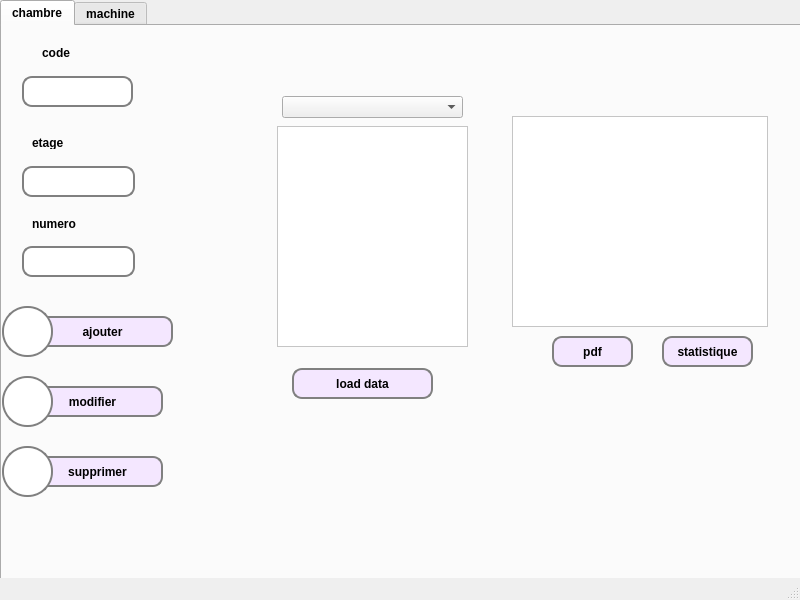
First picture: the form in mainwindow.ui, repository dorra-kallel/c-e-health-application, before the edit.
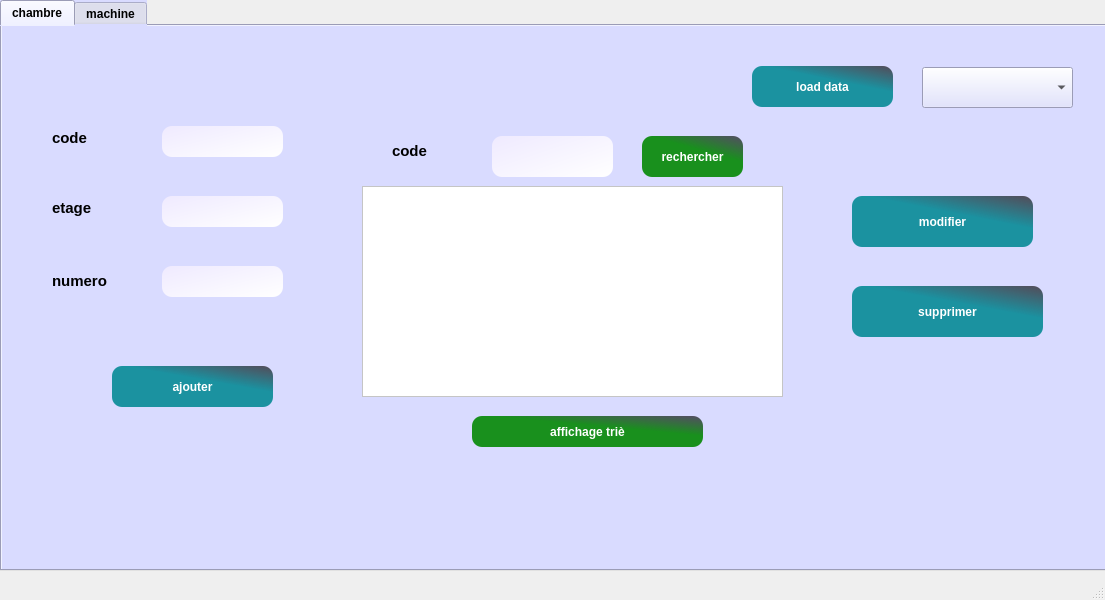
Second picture: the form after the edit. The open tabs and pages were chosen to show the change. Icons and pictures are not drawn.

What changed in the file:
```diff
--- a/mainwindow.ui
+++ b/mainwindow.ui
@@ -6,7 +6,7 @@
    <rect>
     <x>0</x>
     <y>0</y>
-    <width>800</width>
+    <width>1105</width>
     <height>600</height>
    </rect>
   </property>
@@ -22,8 +22,8 @@
      <rect>
       <x>0</x>
       <y>0</y>
-      <width>871</width>
-      <height>581</height>
+      <width>1131</width>
+      <height>571</height>
      </rect>
     </property>
     <property name="font">
@@ -34,13 +34,9 @@
      </font>
     </property>
     <property name="styleSheet">
-     <string notr="true">background-image: url(:/new/prefix1/siwaaaar.jpg);
-QPushButton{
-border: 2px solid gray;
-border-radius: 10px;
+     <string notr="true">background-color: rgb(217, 219, 255);
 
-background: white;
-}</string>
+</string>
     </property>
     <property name="currentIndex">
      <number>1</number>
@@ -58,64 +54,55 @@
      <widget class="QLineEdit" name="lineEdit_6">
       <property name="geometry">
        <rect>
-        <x>20</x>
-        <y>50</y>
-        <width>111</width>
+        <x>160</x>
+        <y>100</y>
+        <width>121</width>
         <height>31</height>
        </rect>
       </property>
       <property name="styleSheet">
-       <string notr="true">QLineEdit{
-border: 2px solid gray;
-border-radius: 10px;
-padding: 0 8px;
-background: white;
-}</string>
+       <string notr="true">border-radius: 10px;
+background-color: qlineargradient(spread:pad, x1:0, y1:0, x2:1, y2:1, stop:0 rgba(239, 234, 255, 255), stop:1 rgba(255, 255, 255, 255));
+</string>
       </property>
      </widget>
      <widget class="QLineEdit" name="lineEdit_7">
       <property name="geometry">
        <rect>
-        <x>20</x>
-        <y>140</y>
-        <width>113</width>
+        <x>160</x>
+        <y>170</y>
+        <width>121</width>
         <height>31</height>
        </rect>
       </property>
       <property name="styleSheet">
-       <string notr="true">QLineEdit{
-border: 2px solid gray;
-border-radius: 10px;
-padding: 0 8px;
-background: white;
-}</string>
+       <string notr="true">border-radius: 10px;
+background-color: qlineargradient(spread:pad, x1:0, y1:0, x2:1, y2:1, stop:0 rgba(239, 234, 255, 255), stop:1 rgba(255, 255, 255, 255));
+</string>
       </property>
      </widget>
      <widget class="QLineEdit" name="lineEdit_8">
       <property name="geometry">
        <rect>
-        <x>20</x>
-        <y>220</y>
-        <width>113</width>
+        <x>160</x>
+        <y>240</y>
+        <width>121</width>
         <height>31</height>
        </rect>
       </property>
       <property name="styleSheet">
-       <string notr="true">QLineEdit{
-border: 2px solid gray;
-border-radius: 10px;
-padding: 0 8px;
-background: white;
-}</string>
+       <string notr="true">border-radius: 10px;
+background-color: qlineargradient(spread:pad, x1:0, y1:0, x2:1, y2:1, stop:0 rgba(239, 234, 255, 255), stop:1 rgba(255, 255, 255, 255));
+</string>
       </property>
      </widget>
      <widget class="QLabel" name="label_7">
       <property name="geometry">
        <rect>
-        <x>30</x>
-        <y>110</y>
-        <width>47</width>
-        <height>13</height>
+        <x>50</x>
+        <y>172</y>
+        <width>71</width>
+        <height>21</height>
        </rect>
       </property>
       <property name="font">
@@ -133,16 +120,16 @@
 alternate-background-color: rgb(195, 165, 255);</string>
       </property>
       <property name="text">
-       <string>etage</string>
+       <string>&lt;html&gt;&lt;head/&gt;&lt;body&gt;&lt;p&gt;&lt;span style=&quot; font-size:11pt;&quot;&gt;etage&lt;/span&gt;&lt;/p&gt;&lt;/body&gt;&lt;/html&gt;</string>
       </property>
      </widget>
      <widget class="QLabel" name="label_8">
       <property name="geometry">
        <rect>
-        <x>30</x>
-        <y>190</y>
-        <width>51</width>
-        <height>16</height>
+        <x>50</x>
+        <y>240</y>
+        <width>101</width>
+        <height>31</height>
        </rect>
       </property>
       <property name="font">
@@ -153,16 +140,16 @@
        </font>
       </property>
       <property name="text">
-       <string>numero</string>
+       <string>&lt;html&gt;&lt;head/&gt;&lt;body&gt;&lt;p&gt;&lt;span style=&quot; font-size:11pt;&quot;&gt;numero&lt;/span&gt;&lt;/p&gt;&lt;/body&gt;&lt;/html&gt;</string>
       </property>
      </widget>
      <widget class="QPushButton" name="pushButton_4">
       <property name="geometry">
        <rect>
-        <x>30</x>
-        <y>290</y>
-        <width>141</width>
-        <height>31</height>
+        <x>110</x>
+        <y>340</y>
+        <width>161</width>
+        <height>41</height>
        </rect>
       </property>
       <property name="font">
@@ -173,14 +160,24 @@
        </font>
       </property>
       <property name="styleSheet">
-       <string notr="true">QPushButton{
-	background-color: rgb(244, 231, 255);
-	border-left-color: rgb(240, 255, 246);
-border: 2px solid gray;
-border-radius: 10px;
-padding: 0 8px;
-background:#f4e7ff;
-}</string>
+       <string notr="true">QPushButton
+{
+  
+  border-radius: 10px;
+
+background-color: qlineargradient(spread:pad, x1:0.613065, y1:0.511, x2:0.969, y2:0, stop:0.18593 rgba(2, 136, 148, 226), stop:0.959799 rgba(0, 0, 0, 161));
+	
+color:rgb(255, 255, 255);
+
+}
+
+QPushButton:hover,QPushButton:hover
+{
+    border: 4px solid QLinearGradient( x1: 2, y1: 2, x2: 2, y2: 3, stop: 0 #08E8DE , stop: 3 #d7801a);
+}
+
+
+</string>
       </property>
       <property name="text">
        <string>ajouter</string>
@@ -189,10 +186,10 @@
      <widget class="QPushButton" name="pushButton_5">
       <property name="geometry">
        <rect>
-        <x>20</x>
-        <y>360</y>
-        <width>141</width>
-        <height>31</height>
+        <x>850</x>
+        <y>170</y>
+        <width>181</width>
+        <height>51</height>
        </rect>
       </property>
       <property name="font">
@@ -203,12 +200,24 @@
        </font>
       </property>
       <property name="styleSheet">
-       <string notr="true">QPushButton{
-border: 2px solid gray;
-border-radius: 10px;
-padding: 0 8px;
-background: #f4e7ff;
-}</string>
+       <string notr="true">QPushButton
+{
+  
+  border-radius: 10px;
+
+background-color: qlineargradient(spread:pad, x1:0.613065, y1:0.511, x2:0.969, y2:0, stop:0.18593 rgba(2, 136, 148, 226), stop:0.959799 rgba(0, 0, 0, 161));
+	
+color:rgb(255, 255, 255);
+
+}
+
+QPushButton:hover,QPushButton:hover
+{
+    border: 4px solid QLinearGradient( x1: 2, y1: 2, x2: 2, y2: 3, stop: 0 #08E8DE , stop: 3 #d7801a);
+}
+
+
+</string>
       </property>
       <property name="text">
        <string>modifier</string>
@@ -217,10 +226,10 @@
      <widget class="QPushButton" name="pushButton_6">
       <property name="geometry">
        <rect>
-        <x>30</x>
-        <y>430</y>
-        <width>131</width>
-        <height>31</height>
+        <x>850</x>
+        <y>260</y>
+        <width>191</width>
+        <height>51</height>
        </rect>
       </property>
       <property name="font">
@@ -231,12 +240,24 @@
        </font>
       </property>
       <property name="styleSheet">
-       <string notr="true">QPushButton{
-border: 2px solid gray;
-border-radius: 10px;
-padding: 0 8px;
-background: #f4e7ff;
-}</string>
+       <string notr="true">QPushButton
+{
+  
+  border-radius: 10px;
+
+background-color: qlineargradient(spread:pad, x1:0.613065, y1:0.511, x2:0.969, y2:0, stop:0.18593 rgba(2, 136, 148, 226), stop:0.959799 rgba(0, 0, 0, 161));
+	
+color:rgb(255, 255, 255);
+
+}
+
+QPushButton:hover,QPushButton:hover
+{
+    border: 4px solid QLinearGradient( x1: 2, y1: 2, x2: 2, y2: 3, stop: 0 #08E8DE , stop: 3 #d7801a);
+}
+
+
+</string>
       </property>
       <property name="text">
        <string>supprimer</string>
@@ -245,9 +266,9 @@
      <widget class="QTableView" name="tabchambre">
       <property name="geometry">
        <rect>
-        <x>510</x>
-        <y>90</y>
-        <width>256</width>
+        <x>360</x>
+        <y>160</y>
+        <width>421</width>
         <height>211</height>
        </rect>
       </property>
@@ -261,10 +282,10 @@
      <widget class="QLabel" name="label_6">
       <property name="geometry">
        <rect>
-        <x>40</x>
-        <y>20</y>
-        <width>47</width>
-        <height>13</height>
+        <x>50</x>
+        <y>102</y>
+        <width>61</width>
+        <height>21</height>
        </rect>
       </property>
       <property name="font">
@@ -275,129 +296,16 @@
        </font>
       </property>
       <property name="text">
-       <string>code</string>
-      </property>
-     </widget>
-     <widget class="QPushButton" name="pushButton_7">
-      <property name="geometry">
-       <rect>
-        <x>0</x>
-        <y>280</y>
-        <width>51</width>
-        <height>51</height>
-       </rect>
-      </property>
-      <property name="styleSheet">
-       <string notr="true">QPushButton{
-background:white;
-border-radius:25px;
-border: 2px solid gray;
-
-
-
-      
-}
-</string>
-      </property>
-      <property name="text">
-       <string/>
-      </property>
-      <property name="icon">
-       <iconset>
-        <normaloff>../dm1khhhhh.png</normaloff>../dm1khhhhh.png</iconset>
-      </property>
-      <property name="iconSize">
-       <size>
-        <width>64</width>
-        <height>16</height>
-       </size>
-      </property>
-     </widget>
-     <widget class="QPushButton" name="pushButton_8">
-      <property name="geometry">
-       <rect>
-        <x>0</x>
-        <y>350</y>
-        <width>51</width>
-        <height>51</height>
-       </rect>
-      </property>
-      <property name="styleSheet">
-       <string notr="true">QPushButton{
-background:white;
-border-radius:25px;
-border: 2px solid gray;
-
-
-
-      
-}
-</string>
-      </property>
-      <property name="text">
-       <string/>
-      </property>
-     </widget>
-     <widget class="QPushButton" name="pushButton_9">
-      <property name="geometry">
-       <rect>
-        <x>0</x>
-        <y>420</y>
-        <width>51</width>
-        <height>51</height>
-       </rect>
-      </property>
-      <property name="styleSheet">
-       <string notr="true">QPushButton{
-background:white;
-border-radius:25px;
-border: 2px solid gray;
-
-
-
-      
-}
-</string>
-      </property>
-      <property name="text">
-       <string/>
-      </property>
-     </widget>
-     <widget class="QPushButton" name="pushButton_10">
-      <property name="geometry">
-       <rect>
-        <x>550</x>
-        <y>310</y>
-        <width>81</width>
-        <height>31</height>
-       </rect>
-      </property>
-      <property name="font">
-       <font>
-        <family>Tahoma</family>
-        <weight>75</weight>
-        <bold>true</bold>
-       </font>
-      </property>
-      <property name="styleSheet">
-       <string notr="true">QPushButton{
-border: 2px solid gray;
-border-radius: 10px;
-padding: 0 8px;
-background: #f4e7ff;
-}</string>
-      </property>
-      <property name="text">
-       <string>pdf</string>
+       <string>&lt;html&gt;&lt;head/&gt;&lt;body&gt;&lt;p&gt;&lt;span style=&quot; font-size:11pt;&quot;&gt;code&lt;/span&gt;&lt;/p&gt;&lt;/body&gt;&lt;/html&gt;</string>
       </property>
      </widget>
      <widget class="QPushButton" name="pushButton_11">
       <property name="geometry">
        <rect>
-        <x>660</x>
-        <y>310</y>
-        <width>91</width>
-        <height>31</height>
+        <x>640</x>
+        <y>110</y>
+        <width>101</width>
+        <height>41</height>
        </rect>
       </property>
       <property name="font">
@@ -408,24 +316,41 @@
        </font>
       </property>
       <property name="styleSheet">
-       <string notr="true">QPushButton{
-border: 2px solid gray;
-border-radius: 10px;
-padding: 0 8px;
-background: #f4e7ff;
-}</string>
+       <string notr="true">
+QPushButton
+{
+  
+  border-radius: 10px;
+
+
+background-color: qlineargradient(spread:pad, x1:0.613065, y1:0.511, x2:0.969, y2:0, stop:0.18593 rgba(0, 134, 0, 226), stop:0.959799 rgba(0, 0, 0, 161));
+
+
+
+color: rgb(255, 255, 255);
+
+}
+
+QPushButton:hover,QPushButton:hover
+{
+    border: 5px solid QLinearGradient( x1: 2, y1: 2, x2: 2, y2: 3, stop: 0 #CCFF00 , stop: 3 #d7801a);
+}
+
+
+
+</string>
       </property>
       <property name="text">
-       <string>statistique</string>
+       <string>rechercher</string>
       </property>
      </widget>
      <widget class="QComboBox" name="comboBox_2">
       <property name="geometry">
        <rect>
-        <x>280</x>
-        <y>70</y>
-        <width>181</width>
-        <height>22</height>
+        <x>920</x>
+        <y>41</y>
+        <width>151</width>
+        <height>41</height>
        </rect>
       </property>
       <property name="styleSheet">
@@ -439,10 +364,10 @@
      <widget class="QPushButton" name="pushButton_13">
       <property name="geometry">
        <rect>
-        <x>290</x>
-        <y>342</y>
+        <x>750</x>
+        <y>40</y>
         <width>141</width>
-        <height>31</height>
+        <height>41</height>
        </rect>
       </property>
       <property name="font">
@@ -453,33 +378,107 @@
        </font>
       </property>
       <property name="styleSheet">
-       <string notr="true">QPushButton{
-	background-color: rgb(244, 231, 255);
-	border-left-color: rgb(240, 255, 246);
-border: 2px solid gray;
-border-radius: 10px;
-padding: 0 8px;
-background:#f4e7ff;
-}</string>
+       <string notr="true">QPushButton
+{
+  
+  border-radius: 10px;
+
+background-color: qlineargradient(spread:pad, x1:0.613065, y1:0.511, x2:0.969, y2:0, stop:0.18593 rgba(2, 136, 148, 226), stop:0.959799 rgba(0, 0, 0, 161));
+	
+color:rgb(255, 255, 255);
+
+}
+
+QPushButton:hover,QPushButton:hover
+{
+    border: 4px solid QLinearGradient( x1: 2, y1: 2, x2: 2, y2: 3, stop: 0 #08E8DE , stop: 3 #d7801a);
+}
+
+
+</string>
       </property>
       <property name="text">
        <string>load data</string>
       </property>
      </widget>
-     <widget class="QListView" name="listView">
+     <widget class="QLineEdit" name="lineEdit_5">
       <property name="geometry">
        <rect>
-        <x>275</x>
-        <y>100</y>
-        <width>191</width>
-        <height>221</height>
+        <x>490</x>
+        <y>110</y>
+        <width>121</width>
+        <height>41</height>
        </rect>
       </property>
       <property name="styleSheet">
-       <string notr="true">QListView{
-background:white;
+       <string notr="true">border-radius: 10px;
+background-color: qlineargradient(spread:pad, x1:0, y1:0, x2:1, y2:1, stop:0 rgba(239, 234, 255, 255), stop:1 rgba(255, 255, 255, 255));
+</string>
+      </property>
+     </widget>
+     <widget class="QPushButton" name="pushButton_7">
+      <property name="geometry">
+       <rect>
+        <x>470</x>
+        <y>390</y>
+        <width>231</width>
+        <height>31</height>
+       </rect>
+      </property>
+      <property name="font">
+       <font>
+        <family>Tahoma</family>
+        <weight>75</weight>
+        <bold>true</bold>
+       </font>
+      </property>
+      <property name="styleSheet">
+       <string notr="true">
+QPushButton
+{
+  
+  border-radius: 10px;
 
-}</string>
+
+background-color: qlineargradient(spread:pad, x1:0.613065, y1:0.511, x2:0.969, y2:0, stop:0.18593 rgba(0, 134, 0, 226), stop:0.959799 rgba(0, 0, 0, 161));
+
+
+
+color: rgb(255, 255, 255);
+
+}
+
+QPushButton:hover,QPushButton:hover
+{
+    border: 5px solid QLinearGradient( x1: 2, y1: 2, x2: 2, y2: 3, stop: 0 #CCFF00 , stop: 3 #d7801a);
+}
+
+
+
+</string>
+      </property>
+      <property name="text">
+       <string>affichage triè</string>
+      </property>
+     </widget>
+     <widget class="QLabel" name="label_9">
+      <property name="geometry">
+       <rect>
+        <x>390</x>
+        <y>110</y>
+        <width>71</width>
+        <height>31</height>
+       </rect>
+      </property>
+      <property name="font">
+       <font>
+        <family>Tahoma</family>
+        <weight>75</weight>
+        <bold>true</bold>
+       </font>
+      </property>
+      <property name="text">
+       <string>&lt;html&gt;&lt;head/&gt;&lt;body&gt;&lt;p&gt;&lt;span style=&quot; font-size:11pt;&quot;&gt;code&lt;/span&gt;&lt;/p&gt;&lt;/body&gt;&lt;/html&gt;</string>
       </property>
      </widget>
     </widget>
@@ -816,6 +815,47 @@
        <string>load data</string>
       </property>
      </widget>
+     <widget class="QPushButton" name="pushButton_8">
+      <property name="geometry">
+       <rect>
+        <x>210</x>
+        <y>390</y>
+        <width>141</width>
+        <height>41</height>
+       </rect>
+      </property>
+      <property name="font">
+       <font>
+        <family>Tahoma</family>
+        <weight>75</weight>
+        <bold>true</bold>
+       </font>
+      </property>
+      <property name="styleSheet">
+       <string notr="true">QPushButton
+{
+  
+  border-radius: 10px;
+
+background-color: qlineargradient(spread:pad, x1:0.613065, y1:0.511, x2:0.969, y2:0, stop:0.18593 rgba(2, 136, 148, 226), stop:0.959799 rgba(0, 0, 0, 161));
+	
+color:rgb(255, 255, 255);
+
+}
+
+QPushButton:hover,QPushButton:hover
+{
+    border: 4px solid QLinearGradient( x1: 2, y1: 2, x2: 2, y2: 3, stop: 0 #08E8DE , stop: 3 #d7801a);
+}
+
+
+
+</string>
+      </property>
+      <property name="text">
+       <string>afficher</string>
+      </property>
+     </widget>
     </widget>
    </widget>
   </widget>
```
Left out of the diff: 266 changed lines with no effect on the pictures.
